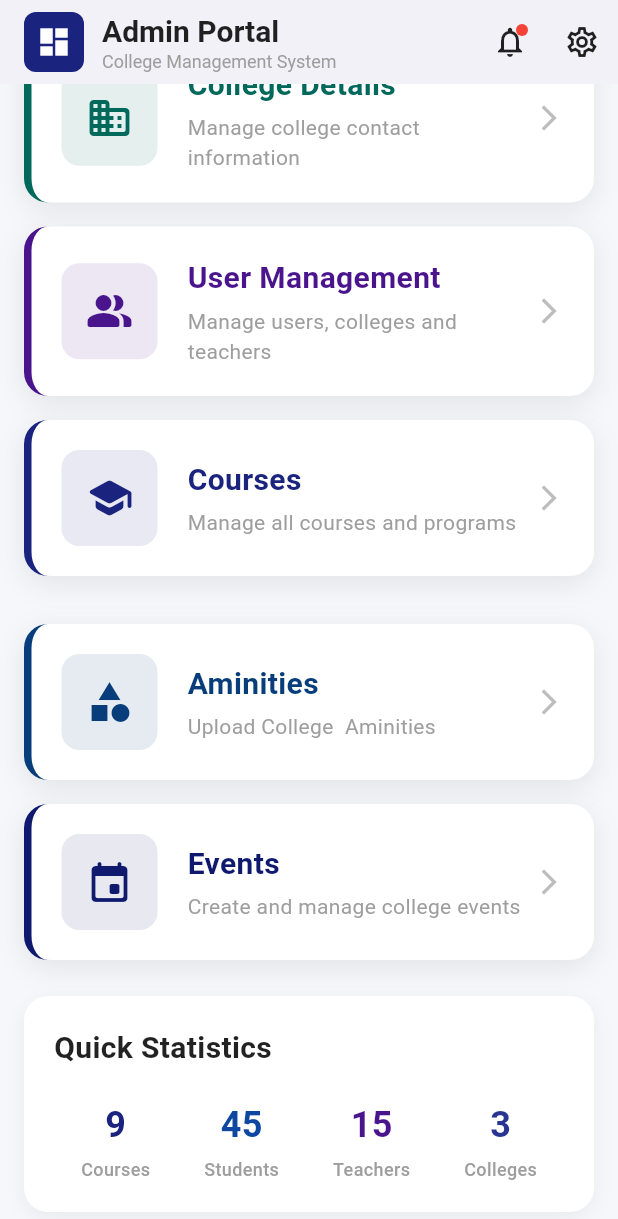
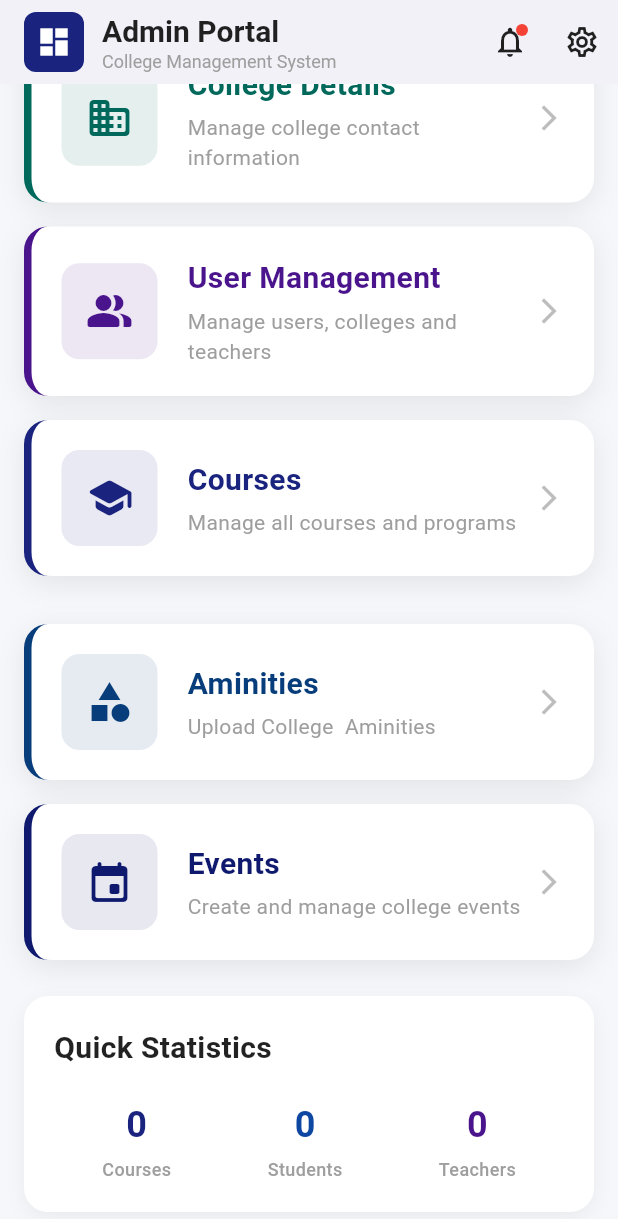
Before and after one commit to sinsiyacsinsiyac-max/flutter_application_1, a Flutter app: the AdminHomeScreen screen opened directly, scrolled down 138 dp, on a phone screen of 412 x 824 dp. Shown: the top 1219 px of the screen. Run offline on Flutter 3.47's test engine with Material 3 defaults, Android fonts, the phone set to English and light mode, and no system bars; our stand-ins replace cloud_firestore, device_info_plus, file_picker, firebase_auth, firebase_core, image_picker and 2 more; missing offline and left inert: flutter_pdfview; accounts and stored records are empty.

Commit message:
new updates

```diff
--- a/lib/Featurs/admin/home/home_screen.dart
+++ b/lib/Featurs/admin/home/home_screen.dart
@@ -763,6 +763,7 @@
 //     );
 //   }
 // }
+import 'package:cloud_firestore/cloud_firestore.dart';
 import 'package:firebase_auth/firebase_auth.dart';
 import 'package:flutter/material.dart';
 import 'package:flutter_application_1/Featurs/admin/college_datail_add.dart';
@@ -775,6 +776,7 @@ import 'package:flutter_application_1/Featurs/admin/profile_screen.dart';
 import 'package:flutter_application_1/Featurs/auth/view/login_screen.dart';
 import 'package:flutter_application_1/Featurs/college/add_course.dart';
 import 'package:flutter_application_1/Featurs/college/add_event.dart';
+import 'package:flutter_application_1/Featurs/college/aminities_add_option.dart';
 import 'package:flutter_application_1/Featurs/firebase_serviece/firebase.dart';
 import 'package:flutter_application_1/Featurs/view_more/course/course_detai_page.dart';
 
@@ -787,6 +789,34 @@ class AdminHomeScreen extends StatefulWidget {
 
 class _AdminHomeScreenState extends State<AdminHomeScreen> {
   final AuthService _authService = AuthService();
+  final FirebaseFirestore _firestore = FirebaseFirestore.instance;
+
+  int _usersCount = 0;
+  int _teacheCount = 0;
+  int _courseCount = 0;
+
+  @override
+  void initState() {
+    super.initState();
+    _loadData();
+  }
+
+  Future _loadData() async {
+    final usersQuery = await _firestore
+        .collection('users')
+        .where('role', isEqualTo: 'user')
+        .get();
+    final teachersQuery = await _firestore
+        .collection('users')
+        .where('role', isEqualTo: 'teacher')
+        .get();
+    final courseQuery = await _firestore.collection('courses').get();
+    setState(() {
+      _usersCount = usersQuery.size;
+      _teacheCount = teachersQuery.size;
+      _courseCount = courseQuery.size;
+    });
+  }
 
   @override
   Widget build(BuildContext context) {
@@ -950,7 +980,7 @@ class _AdminHomeScreenState extends State<AdminHomeScreen> {
                 Navigator.push(
                   context,
                   MaterialPageRoute(
-                    builder: (context) => const DownloadsManagementPage(),
+                    builder: (context) => const CollegeAmenitiesPanel(),
                   ),
                 );
               },
@@ -1001,10 +1031,22 @@ class _AdminHomeScreenState extends State<AdminHomeScreen> {
                   Row(
                     mainAxisAlignment: MainAxisAlignment.spaceAround,
                     children: [
-                      _buildStatItem('9', 'Courses', const Color(0xFF1A237E)),
-                      _buildStatItem('45', 'Students', const Color(0xFF0D47A1)),
-                      _buildStatItem('15', 'Teachers', const Color(0xFF4A148C)),
-                      _buildStatItem('3', 'Colleges', const Color(0xFF283593)),
+                      _buildStatItem(
+                        _courseCount,
+                        'Courses',
+                        const Color(0xFF1A237E),
+                      ),
+                      _buildStatItem(
+                        _usersCount,
+                        'Students',
+                        const Color(0xFF0D47A1),
+                      ),
+                      _buildStatItem(
+                        _teacheCount,
+                        'Teachers',
+                        const Color(0xFF4A148C),
+                      ),
+                      // _buildStatItem('3', 'Colleges', const Color(0xFF283593)),
                     ],
                   ),
                 ],
@@ -1098,11 +1140,11 @@ class _AdminHomeScreenState extends State<AdminHomeScreen> {
     );
   }
 
-  Widget _buildStatItem(String count, String label, Color color) {
+  Widget _buildStatItem(int count, String label, Color color) {
     return Column(
       children: [
         Text(
-          count,
+          '${count}',
           style: TextStyle(
             fontSize: 24,
             fontWeight: FontWeight.bold,
```
